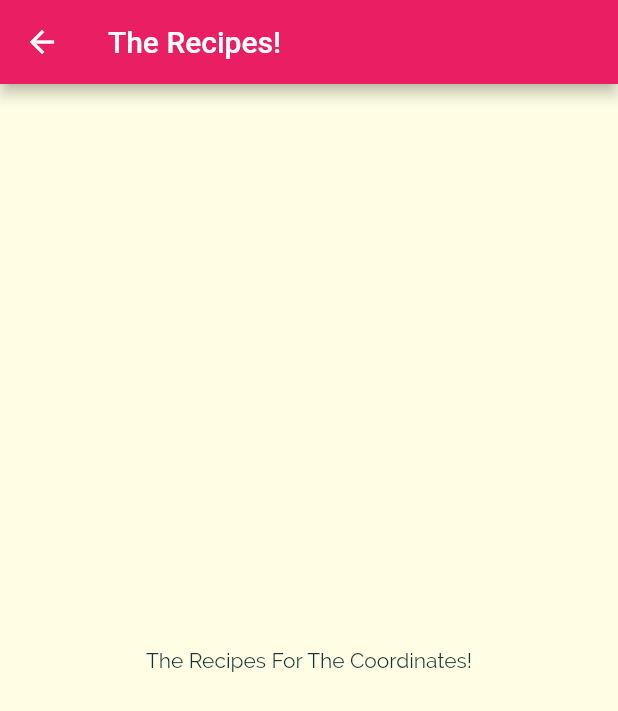
After one commit to OwethuSotomela/meals_app, a Flutter app: the screen it shows after launch, after a tap on "Italian", on a phone screen of 412 x 824 dp. The commit adds this screen. Shown: the top 711 px of the screen. Run offline on Flutter 3.47's test engine with Material 2 defaults, Android fonts, the phone set to English and light mode, and no system bars.

Commit message:
Navigating to the new page

```diff
--- a/lib/category_item.dart
+++ b/lib/category_item.dart
@@ -1,4 +1,5 @@
 import 'package:flutter/material.dart';
+import './category_meals_screen.dart';
 
 class CategoryItem extends StatelessWidget {
   final String title;
@@ -6,9 +7,21 @@ class CategoryItem extends StatelessWidget {
 
   CategoryItem(this.title, this.color);
 
+  void selectCategory(BuildContext ctx) {
+    Navigator.of(ctx).push(
+      MaterialPageRoute(builder: (_) {
+        return CategoryMealsScreens();
+      }),
+    );
+  }
+
   @override
   Widget build(BuildContext context) {
-    return Container(
+    return InkWell(
+      onTap: () => selectCategory(context),
+      splashColor: Theme.of(context).primaryColor,
+      borderRadius: BorderRadius.circular(15),
+      child: Container(
         padding: const EdgeInsets.all(15),
         child: Text(
           title,
@@ -25,6 +38,7 @@ class CategoryItem extends StatelessWidget {
           ),
           borderRadius: BorderRadius.circular(15),
         ),
+      ),
     );
   }
 }
--- /dev/null
+++ b/lib/category_meals_screen.dart
@@ -0,0 +1,15 @@
+import 'package:flutter/material.dart';
+
+class CategoryMealsScreens extends StatelessWidget {
+  @override
+  Widget build(BuildContext context) {
+    return Scaffold(
+      appBar: AppBar(
+        title: Text('The Recipes!'),
+      ),
+      body: Center(
+        child: Text('The Recipes For The Coordinates!'),
+      ),
+    );
+  }
+}
```
Lines whose indentation alone changed are shown as unchanged.
